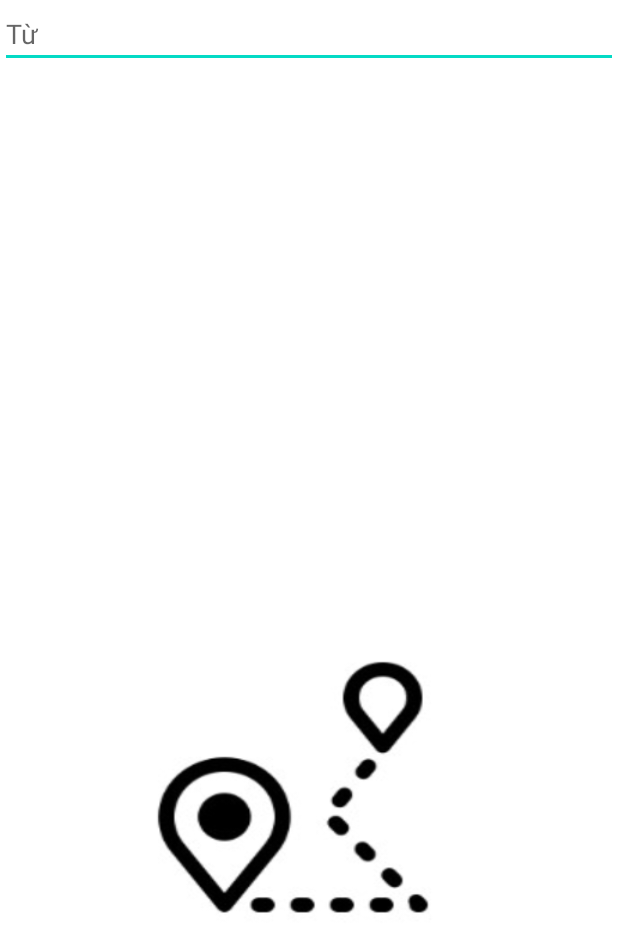
After one commit to noha612/appda2020, an Android app: the FindLocationActivity screen opened directly, with no data from a screen before it, on a phone screen of 412 x 824 dp. The commit adds this screen. Shown: the top 952 px of the screen. Run offline under Robolectric (Android 15) with nearby library versions, the phone set to English and light mode, and no system bars.

Commit message:
demo auto search

```diff
--- a/app/src/main/AndroidManifest.xml
+++ b/app/src/main/AndroidManifest.xml
@@ -15,6 +15,7 @@
         android:roundIcon="@mipmap/ic_launcher_round"
         android:supportsRtl="true"
         android:theme="@style/AppTheme">
+        <activity android:name=".FindLocationActivity"></activity>
         <activity android:name=".Splash">
             <intent-filter>
                 <action android:name="android.intent.action.MAIN" />
@@ -22,7 +23,7 @@
                 <category android:name="android.intent.category.LAUNCHER" />
             </intent-filter>
         </activity>
-        <activity android:name=".MainActivity"></activity>
+        <activity android:name=".MainActivity" />
     </application>
 
 </manifest>
--- /dev/null
+++ b/app/src/main/java/edu/ptit/vn/appda2020/FindLocationActivity.java
@@ -0,0 +1,98 @@
+package edu.ptit.vn.appda2020;
+
+import android.content.Context;
+import android.content.Intent;
+import android.os.Bundle;
+import android.os.Handler;
+import android.os.Message;
+import android.text.Editable;
+import android.text.TextUtils;
+import android.text.TextWatcher;
+import android.view.KeyEvent;
+import android.view.View;
+import android.view.inputmethod.EditorInfo;
+import android.view.inputmethod.InputMethodManager;
+import android.widget.AdapterView;
+import android.widget.AutoCompleteTextView;
+import android.widget.EditText;
+import android.widget.TextView;
+
+import androidx.appcompat.app.AppCompatActivity;
+
+import java.util.Arrays;
+
+public class FindLocationActivity extends AppCompatActivity {
+    private static final int TRIGGER_AUTO_COMPLETE = 100;
+    private static final long AUTO_COMPLETE_DELAY = 300;
+    private Handler handler;
+    private AutoSuggestAdapter autoSuggestAdapter;
+
+    @Override
+    protected void onCreate(Bundle savedInstanceState) {
+        super.onCreate(savedInstanceState);
+        setContentView(R.layout.activity_find_location);
+
+        final AutoCompleteTextView input = findViewById(R.id.input);
+        autoSuggestAdapter = new AutoSuggestAdapter(this,
+                android.R.layout.simple_dropdown_item_1line);
+        input.setThreshold(2);
+        input.setAdapter(autoSuggestAdapter);
+        input.setOnEditorActionListener(new TextView.OnEditorActionListener() {
+            @Override
+            public boolean onEditorAction(TextView v, int actionId, KeyEvent event) {
+                if (actionId == EditorInfo.IME_ACTION_SEARCH) {
+                    input.clearFocus();
+                    InputMethodManager in = (InputMethodManager) FindLocationActivity.this.getSystemService(Context.INPUT_METHOD_SERVICE);
+                    in.hideSoftInputFromWindow(input.getWindowToken(), 0);
+//                    getId(start, "start");
+                    return true;
+                }
+                return false;
+            }
+        });
+
+        input.addTextChangedListener(new TextWatcher() {
+            @Override
+            public void beforeTextChanged(CharSequence s, int start, int
+                    count, int after) {
+
+            }
+
+            @Override
+            public void onTextChanged(CharSequence s, int start, int before,
+                                      int count) {
+                handler.removeMessages(TRIGGER_AUTO_COMPLETE);
+                handler.sendEmptyMessageDelayed(TRIGGER_AUTO_COMPLETE,
+                        AUTO_COMPLETE_DELAY);
+            }
+
+            @Override
+            public void afterTextChanged(Editable s) {
+
+            }
+        });
+
+        handler = new Handler(new Handler.Callback() {
+            @Override
+            public boolean handleMessage(Message msg) {
+                if (msg.what == TRIGGER_AUTO_COMPLETE) {
+                    if (!TextUtils.isEmpty(input.getText())) {
+                        final String[] stringList = {"Java ", "Swift", "Visual Basic"};
+                        autoSuggestAdapter.setData(Arrays.asList(stringList));
+                        autoSuggestAdapter.notifyDataSetChanged();
+                        input.setOnItemClickListener(new AdapterView.OnItemClickListener() {
+                            @Override
+                            public void onItemClick(AdapterView<?> adapterView, View view, int i, long l) {
+                                Intent intent = new Intent();
+                                intent.putExtra("s",stringList[i]);
+                                setResult(1,intent);
+                                finish();
+                            }
+                        });
+                    }
+                }
+                return false;
+            }
+        });
+    }
+}
--- /dev/null
+++ b/app/src/main/res/layout/activity_find_location.xml
@@ -0,0 +1,18 @@
+<?xml version="1.0" encoding="utf-8"?>
+<LinearLayout xmlns:android="http://schemas.android.com/apk/res/android"
+    xmlns:app="http://schemas.android.com/apk/res-auto"
+    xmlns:tools="http://schemas.android.com/tools"
+    android:layout_width="match_parent"
+    android:layout_height="match_parent"
+    android:background="@drawable/background1"
+    tools:context=".FindLocationActivity">
+
+    <AutoCompleteTextView
+        android:id="@+id/input"
+        android:layout_width="match_parent"
+        android:layout_height="wrap_content"
+        android:hint="Từ"
+        android:imeOptions="actionSearch"
+        android:inputType="text" />
+
+</LinearLayout>
--- a/app/src/main/res/layout/activity_main.xml
+++ b/app/src/main/res/layout/activity_main.xml
@@ -3,6 +3,12 @@
     android:layout_width="fill_parent"
     android:layout_height="fill_parent"
     android:orientation="vertical">
+
+    <TextView
+        android:id="@+id/startClick"
+        android:layout_width="match_parent"
+        android:layout_height="wrap_content"
+        android:text="Click here"/>
 
     <LinearLayout
         android:layout_width="match_parent"
```
Also changed, not shown: app/src/main/java/edu/ptit/vn/appda2020/MainActivity.java (+20 -0 lines), app/src/main/res/drawable/background1.jpg (added), app/src/main/res/drawable/route.png (added).
